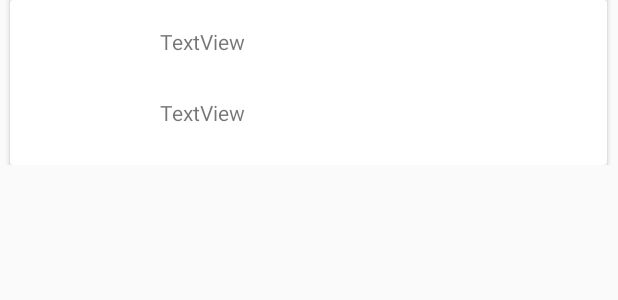
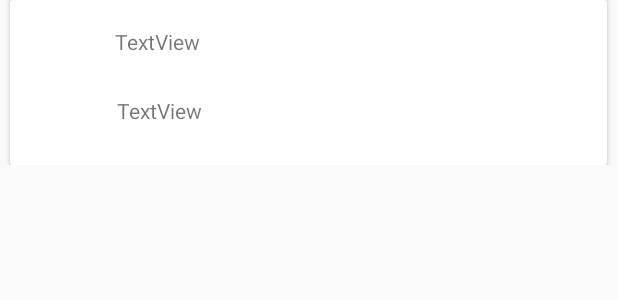
Before and after one commit to YHuangxu/Android-Bluetooth, an Android app: the layout adpater.xml on its own in the app's theme, with its tools: preview values and no code run, on a phone screen of 412 x 824 dp. Shown: the top 300 px of the screen. Run offline under Robolectric (Android 15) with nearby library versions, the phone set to English and light mode, and no system bars.

Commit message:
code clean

```diff
--- a/app/src/main/java/yanwenhuangxu/com/bluetooth/MainActivity.kt
+++ b/app/src/main/java/yanwenhuangxu/com/bluetooth/MainActivity.kt
@@ -11,11 +11,6 @@ import kotlinx.android.synthetic.main.activity_main.*
 import android.content.BroadcastReceiver
 import android.content.Context
 import android.content.IntentFilter
-
-
-
-
-
 
 class MainActivity : AppCompatActivity() {
     private val deviceList = ArrayList<BluetoothDevice>()
--- a/app/src/main/java/yanwenhuangxu/com/bluetooth/PlaceListAdapter.kt
+++ b/app/src/main/java/yanwenhuangxu/com/bluetooth/PlaceListAdapter.kt
@@ -12,6 +12,7 @@ import androidx.recyclerview.widget.RecyclerView
 
 class PlaceListAdapter(private val list:ArrayList<BluetoothDevice>,
                        private val context: Context) : RecyclerView.Adapter<PlaceListAdapter.ViewHolder>() {
+
     override fun onBindViewHolder(holder: ViewHolder, position: Int) {
         holder.bindItem(list[position])
     }
@@ -26,13 +27,14 @@ class PlaceListAdapter(private val list:ArrayList<BluetoothDevice>,
     }
 
 
-    class ViewHolder(itemView:View):RecyclerView.ViewHolder(itemView) {
+    class ViewHolder(itemView:View): RecyclerView.ViewHolder(itemView) {
+
         fun bindItem(bluetoothDevice: BluetoothDevice) {
             var name = itemView.findViewById(R.id.tvDeviceName) as TextView
             var address = itemView.findViewById(R.id.tvDeviceAddress) as TextView
-
             name.text = bluetoothDevice.name
             address.text = bluetoothDevice.address
         }
+
     }
 }
--- a/app/src/main/res/layout/adpater.xml
+++ b/app/src/main/res/layout/adpater.xml
@@ -25,28 +25,28 @@
             <TextView
                 android:id="@+id/tvDeviceName"
                 android:layout_width="wrap_content"
-                android:layout_height="36dp"
+                android:layout_height="35dp"
                 android:layout_alignParentStart="true"
                 android:layout_alignParentTop="true"
                 android:layout_alignParentEnd="true"
                 android:layout_alignParentBottom="true"
-                android:layout_marginStart="100dp"
+                android:layout_marginStart="70dp"
                 android:layout_marginTop="18dp"
-                android:layout_marginEnd="37dp"
-                android:layout_marginBottom="56dp"
+                android:layout_marginEnd="54dp"
+                android:layout_marginBottom="57dp"
                 android:text="TextView" />
 
             <TextView
                 android:id="@+id/tvDeviceAddress"
-                android:layout_width="262dp"
-                android:layout_height="34dp"
+                android:layout_width="wrap_content"
+                android:layout_height="35dp"
                 android:layout_alignParentStart="true"
                 android:layout_alignParentTop="true"
                 android:layout_alignParentEnd="true"
                 android:layout_alignParentBottom="true"
-                android:layout_marginStart="100dp"
-                android:layout_marginTop="65dp"
-                android:layout_marginEnd="36dp"
+                android:layout_marginStart="71dp"
+                android:layout_marginTop="64dp"
+                android:layout_marginEnd="52dp"
                 android:layout_marginBottom="11dp"
                 android:text="TextView" />
 
```
Also changed, not shown: app/src/main/java/yanwenhuangxu/com/bluetooth/FoundBTDevices.kt (+24 -54 lines).
